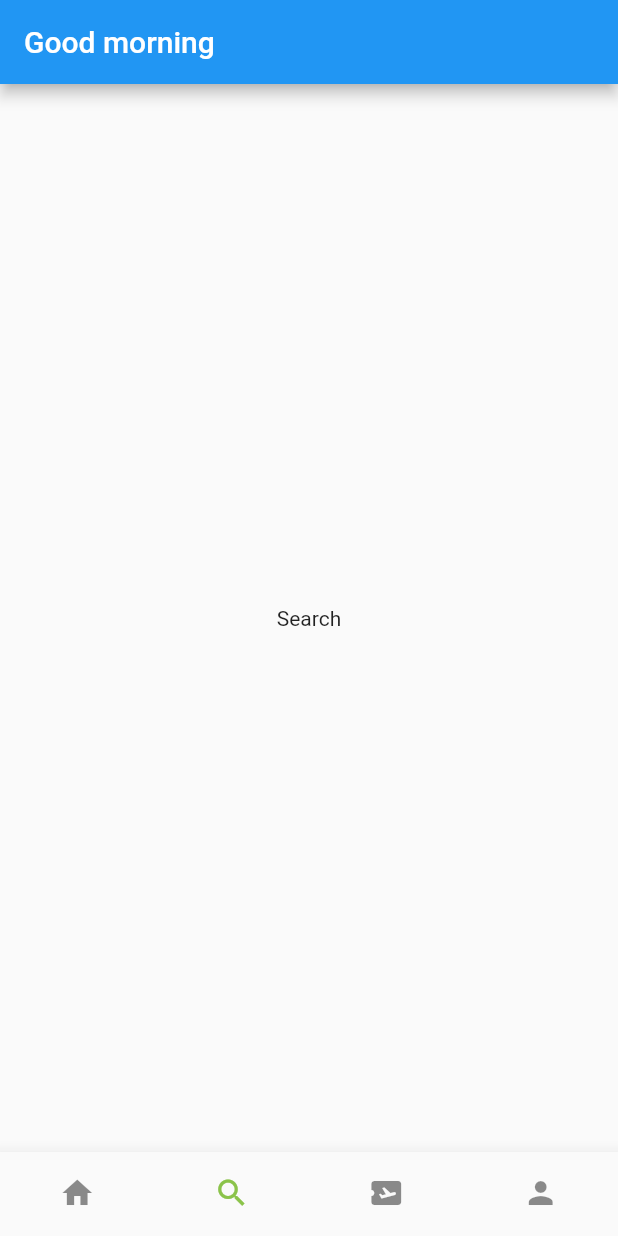
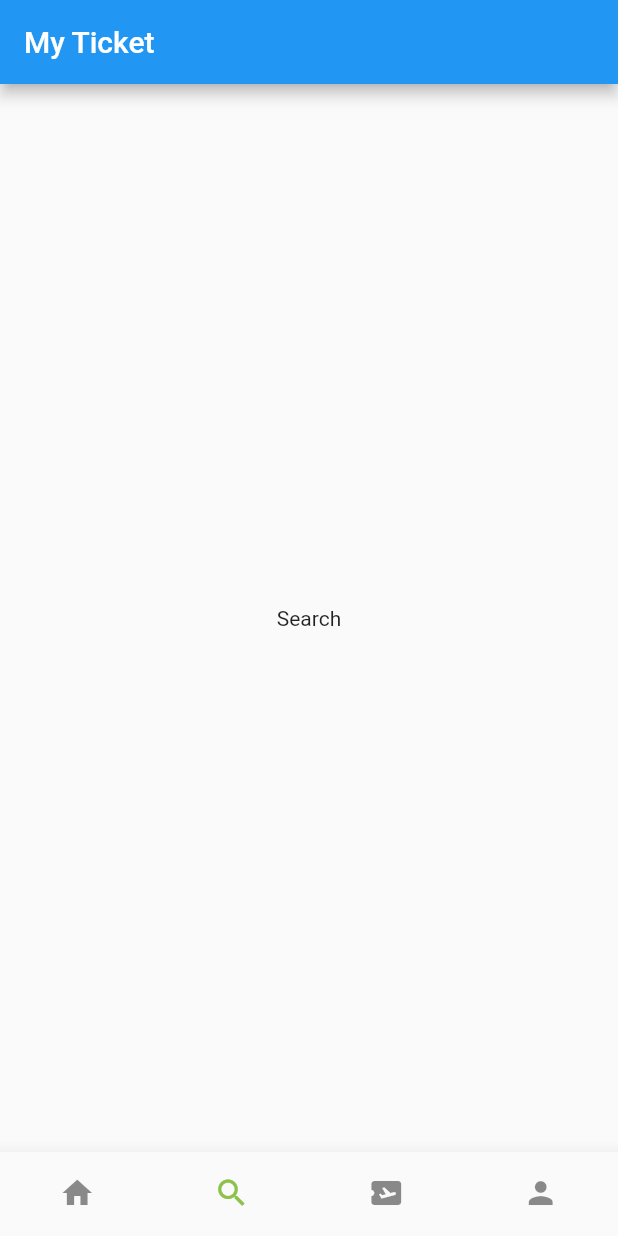
Before and after one commit to home-22/booking_app, a Flutter app: the screen it shows after launch, item 2 of the bottom bar chosen, on a phone screen of 412 x 824 dp. Run offline on Flutter 3.47's test engine with Material 2 defaults, Android fonts, the phone set to English and light mode, and no system bars.

Commit message:
booking_app

```diff
--- a/lib/bottom_bar.dart
+++ b/lib/bottom_bar.dart
@@ -1,3 +1,4 @@
+import 'package:booking_app/screens/home_screen.dart';
 import 'package:flutter/material.dart';
 
 class BottomBar extends StatefulWidget {
@@ -10,7 +11,7 @@ class BottomBar extends StatefulWidget {
 class _BottomBarState extends State<BottomBar> {
   int selectedIndex = 0;
   List pages = [
-    const Text('Home'),
+    const HomeScreen(),
     const Text('Search'),
     const Text('Tickets'),
     const Text('Profile'),
@@ -18,7 +19,6 @@ class _BottomBarState extends State<BottomBar> {
   void onItem(int index) {
     setState(() {
       selectedIndex = index;
-      print(selectedIndex);
     });
   }
 
@@ -26,7 +26,9 @@ class _BottomBarState extends State<BottomBar> {
   Widget build(BuildContext context) {
     return Scaffold(
       appBar: AppBar(
-        title: const Text('Good morning'),
+        title: const Text(
+          'My Ticket',
+        ),
       ),
       body: Center(
         child: pages[selectedIndex],
--- a/pubspec.yaml
+++ b/pubspec.yaml
@@ -58,8 +58,8 @@ flutter:
   uses-material-design: true
 
   # To add assets to your application, add an assets section, like this:
-  # assets:
-  #   - images/a_dot_burr.jpeg
+  assets:
+    - images/
   #   - images/a_dot_ham.jpeg
 
   # An image asset can refer to one or more resolution-specific "variants", see
```
Also changed, not shown: lib/screens/home_screen.dart (+29 -4 lines), images/logo.png (added).
